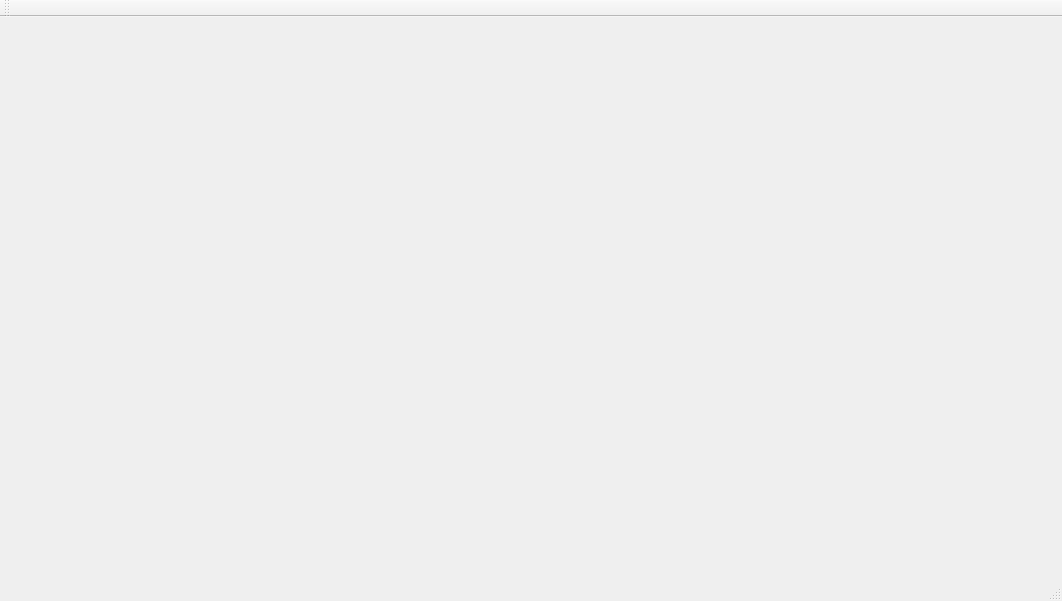
Above: mainwindow.ui from AlexTeixeira/fish-openrov before the change. Below: the same form after it.
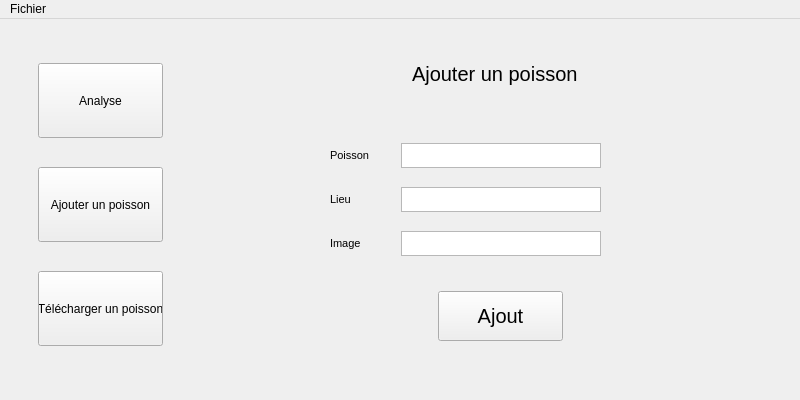
That is the form after the change. The open tabs and pages were chosen to show the change.

Commit message: Implementation de l'interface. Commit initial

Diff of the .ui file:
```diff
--- a/mainwindow.ui
+++ b/mainwindow.ui
@@ -6,33 +6,697 @@
    <rect>
     <x>0</x>
     <y>0</y>
-    <width>1062</width>
-    <height>601</height>
+    <width>800</width>
+    <height>400</height>
    </rect>
   </property>
+  <property name="sizePolicy">
+   <sizepolicy hsizetype="Fixed" vsizetype="Fixed">
+    <horstretch>0</horstretch>
+    <verstretch>0</verstretch>
+   </sizepolicy>
+  </property>
+  <property name="minimumSize">
+   <size>
+    <width>800</width>
+    <height>400</height>
+   </size>
+  </property>
+  <property name="maximumSize">
+   <size>
+    <width>800</width>
+    <height>400</height>
+   </size>
+  </property>
   <property name="windowTitle">
    <string>MainWindow</string>
   </property>
-  <widget class="QWidget" name="centralWidget"/>
+  <widget class="QWidget" name="centralWidget">
+   <property name="sizePolicy">
+    <sizepolicy hsizetype="Preferred" vsizetype="Preferred">
+     <horstretch>0</horstretch>
+     <verstretch>0</verstretch>
+    </sizepolicy>
+   </property>
+   <widget class="QWidget" name="sideWidget" native="true">
+    <property name="geometry">
+     <rect>
+      <x>0</x>
+      <y>0</y>
+      <width>200</width>
+      <height>375</height>
+     </rect>
+    </property>
+    <property name="sizePolicy">
+     <sizepolicy hsizetype="Fixed" vsizetype="Fixed">
+      <horstretch>0</horstretch>
+      <verstretch>0</verstretch>
+     </sizepolicy>
+    </property>
+    <property name="minimumSize">
+     <size>
+      <width>200</width>
+      <height>375</height>
+     </size>
+    </property>
+    <property name="maximumSize">
+     <size>
+      <width>200</width>
+      <height>375</height>
+     </size>
+    </property>
+    <widget class="QWidget" name="verticalLayoutWidget">
+     <property name="geometry">
+      <rect>
+       <x>10</x>
+       <y>10</y>
+       <width>181</width>
+       <height>351</height>
+      </rect>
+     </property>
+     <layout class="QGridLayout" name="gridLayout">
+      <item row="0" column="0">
+       <widget class="QPushButton" name="analyseButton">
+        <property name="minimumSize">
+         <size>
+          <width>125</width>
+          <height>75</height>
+         </size>
+        </property>
+        <property name="maximumSize">
+         <size>
+          <width>125</width>
+          <height>75</height>
+         </size>
+        </property>
+        <property name="text">
+         <string>Analyse</string>
+        </property>
+       </widget>
+      </item>
+      <item row="1" column="0">
+       <widget class="QPushButton" name="ajouterPoissonBoutton">
+        <property name="minimumSize">
+         <size>
+          <width>125</width>
+          <height>0</height>
+         </size>
+        </property>
+        <property name="maximumSize">
+         <size>
+          <width>125</width>
+          <height>75</height>
+         </size>
+        </property>
+        <property name="text">
+         <string>Ajouter un poisson</string>
+        </property>
+       </widget>
+      </item>
+      <item row="2" column="0">
+       <widget class="QPushButton" name="telechargerPoissonButton">
+        <property name="maximumSize">
+         <size>
+          <width>125</width>
+          <height>75</height>
+         </size>
+        </property>
+        <property name="text">
+         <string>Télécharger un poisson</string>
+        </property>
+       </widget>
+      </item>
+     </layout>
+    </widget>
+   </widget>
+   <widget class="QStackedWidget" name="mainWidget">
+    <property name="geometry">
+     <rect>
+      <x>200</x>
+      <y>0</y>
+      <width>600</width>
+      <height>375</height>
+     </rect>
+    </property>
+    <property name="sizePolicy">
+     <sizepolicy hsizetype="Fixed" vsizetype="Fixed">
+      <horstretch>0</horstretch>
+      <verstretch>0</verstretch>
+     </sizepolicy>
+    </property>
+    <property name="minimumSize">
+     <size>
+      <width>600</width>
+      <height>375</height>
+     </size>
+    </property>
+    <property name="maximumSize">
+     <size>
+      <width>600</width>
+      <height>375</height>
+     </size>
+    </property>
+    <widget class="QWidget" name="analyseWidget">
+     <property name="sizePolicy">
+      <sizepolicy hsizetype="Preferred" vsizetype="Preferred">
+       <horstretch>0</horstretch>
+       <verstretch>0</verstretch>
+      </sizepolicy>
+     </property>
+     <property name="minimumSize">
+      <size>
+       <width>600</width>
+       <height>375</height>
+      </size>
+     </property>
+     <widget class="QPushButton" name="pushButton">
+      <property name="geometry">
+       <rect>
+        <x>238</x>
+        <y>272</y>
+        <width>125</width>
+        <height>50</height>
+       </rect>
+      </property>
+      <property name="minimumSize">
+       <size>
+        <width>125</width>
+        <height>50</height>
+       </size>
+      </property>
+      <property name="maximumSize">
+       <size>
+        <width>125</width>
+        <height>50</height>
+       </size>
+      </property>
+      <property name="font">
+       <font>
+        <pointsize>15</pointsize>
+       </font>
+      </property>
+      <property name="text">
+       <string>Analyser</string>
+      </property>
+     </widget>
+     <widget class="QWidget" name="formLayoutWidget">
+      <property name="geometry">
+       <rect>
+        <x>10</x>
+        <y>99</y>
+        <width>571</width>
+        <height>166</height>
+       </rect>
+      </property>
+      <layout class="QFormLayout" name="analyseLayout">
+       <property name="leftMargin">
+        <number>120</number>
+       </property>
+       <item row="0" column="0">
+        <widget class="QLabel" name="nomLabel">
+         <property name="minimumSize">
+          <size>
+           <width>0</width>
+           <height>25</height>
+          </size>
+         </property>
+         <property name="text">
+          <string>Nom</string>
+         </property>
+        </widget>
+       </item>
+       <item row="0" column="1">
+        <widget class="QTextBrowser" name="nomTextBrowser">
+         <property name="maximumSize">
+          <size>
+           <width>201</width>
+           <height>25</height>
+          </size>
+         </property>
+        </widget>
+       </item>
+       <item row="2" column="0">
+        <widget class="QLabel" name="dateLabel">
+         <property name="minimumSize">
+          <size>
+           <width>0</width>
+           <height>25</height>
+          </size>
+         </property>
+         <property name="text">
+          <string>Date</string>
+         </property>
+        </widget>
+       </item>
+       <item row="3" column="0">
+        <widget class="QLabel" name="lieuLabel">
+         <property name="minimumSize">
+          <size>
+           <width>0</width>
+           <height>25</height>
+          </size>
+         </property>
+         <property name="text">
+          <string>Lieu</string>
+         </property>
+        </widget>
+       </item>
+       <item row="4" column="0">
+        <widget class="QLabel" name="imageLabel">
+         <property name="minimumSize">
+          <size>
+           <width>0</width>
+           <height>25</height>
+          </size>
+         </property>
+         <property name="text">
+          <string>Vidéo/Images</string>
+         </property>
+        </widget>
+       </item>
+       <item row="2" column="1">
+        <widget class="QTextBrowser" name="dateTextBrowser">
+         <property name="minimumSize">
+          <size>
+           <width>0</width>
+           <height>25</height>
+          </size>
+         </property>
+         <property name="maximumSize">
+          <size>
+           <width>200</width>
+           <height>25</height>
+          </size>
+         </property>
+        </widget>
+       </item>
+       <item row="3" column="1">
+        <widget class="QTextBrowser" name="lieuTextBrowser">
+         <property name="maximumSize">
+          <size>
+           <width>200</width>
+           <height>25</height>
+          </size>
+         </property>
+        </widget>
+       </item>
+       <item row="4" column="1">
+        <widget class="QTextBrowser" name="upload">
+         <property name="maximumSize">
+          <size>
+           <width>200</width>
+           <height>25</height>
+          </size>
+         </property>
+        </widget>
+       </item>
+       <item row="5" column="1">
+        <widget class="QPushButton" name="analyseParcourir">
+         <property name="maximumSize">
+          <size>
+           <width>200</width>
+           <height>16777215</height>
+          </size>
+         </property>
+         <property name="text">
+          <string>Parcourir</string>
+         </property>
+        </widget>
+       </item>
+      </layout>
+     </widget>
+     <widget class="QLabel" name="analyseLabel">
+      <property name="geometry">
+       <rect>
+        <x>238</x>
+        <y>30</y>
+        <width>125</width>
+        <height>50</height>
+       </rect>
+      </property>
+      <property name="font">
+       <font>
+        <pointsize>15</pointsize>
+       </font>
+      </property>
+      <property name="text">
+       <string>Analyse</string>
+      </property>
+      <property name="alignment">
+       <set>Qt::AlignCenter</set>
+      </property>
+     </widget>
+    </widget>
+    <widget class="QWidget" name="ajoutPoissonWidget">
+     <property name="minimumSize">
+      <size>
+       <width>600</width>
+       <height>375</height>
+      </size>
+     </property>
+     <property name="font">
+      <font>
+       <pointsize>15</pointsize>
+      </font>
+     </property>
+     <widget class="QWidget" name="formLayoutWidget_2">
+      <property name="geometry">
+       <rect>
+        <x>10</x>
+        <y>100</y>
+        <width>561</width>
+        <height>161</height>
+       </rect>
+      </property>
+      <layout class="QFormLayout" name="ajoutPoissonLayout">
+       <property name="leftMargin">
+        <number>120</number>
+       </property>
+       <item row="0" column="0">
+        <widget class="QLabel" name="ajoutPoissonPoissonLabel">
+         <property name="minimumSize">
+          <size>
+           <width>65</width>
+           <height>25</height>
+          </size>
+         </property>
+         <property name="maximumSize">
+          <size>
+           <width>65</width>
+           <height>25</height>
+          </size>
+         </property>
+         <property name="font">
+          <font>
+           <pointsize>8</pointsize>
+          </font>
+         </property>
+         <property name="text">
+          <string>Poisson</string>
+         </property>
+        </widget>
+       </item>
+       <item row="1" column="0">
+        <widget class="QLabel" name="ajoutePoissonLieuLabel">
+         <property name="minimumSize">
+          <size>
+           <width>65</width>
+           <height>25</height>
+          </size>
+         </property>
+         <property name="maximumSize">
+          <size>
+           <width>65</width>
+           <height>25</height>
+          </size>
+         </property>
+         <property name="font">
+          <font>
+           <pointsize>8</pointsize>
+          </font>
+         </property>
+         <property name="text">
+          <string>Lieu</string>
+         </property>
+        </widget>
+       </item>
+       <item row="2" column="0">
+        <widget class="QLabel" name="ajoutPoissonImageLabel">
+         <property name="minimumSize">
+          <size>
+           <width>65</width>
+           <height>25</height>
+          </size>
+         </property>
+         <property name="maximumSize">
+          <size>
+           <width>65</width>
+           <height>25</height>
+          </size>
+         </property>
+         <property name="font">
+          <font>
+           <pointsize>8</pointsize>
+          </font>
+         </property>
+         <property name="text">
+          <string>Image</string>
+         </property>
+        </widget>
+       </item>
+       <item row="0" column="1">
+        <widget class="QTextBrowser" name="ajoutPoissonPoissonText">
+         <property name="minimumSize">
+          <size>
+           <width>200</width>
+           <height>25</height>
+          </size>
+         </property>
+         <property name="maximumSize">
+          <size>
+           <width>200</width>
+           <height>25</height>
+          </size>
+         </property>
+         <property name="font">
+          <font>
+           <pointsize>8</pointsize>
+          </font>
+         </property>
+        </widget>
+       </item>
+       <item row="1" column="1">
+        <widget class="QTextBrowser" name="ajoutPoissonLieuText">
+         <property name="minimumSize">
+          <size>
+           <width>0</width>
+           <height>25</height>
+          </size>
+         </property>
+         <property name="maximumSize">
+          <size>
+           <width>200</width>
+           <height>25</height>
+          </size>
+         </property>
+         <property name="font">
+          <font>
+           <pointsize>8</pointsize>
+          </font>
+         </property>
+        </widget>
+       </item>
+       <item row="2" column="1">
+        <widget class="QTextBrowser" name="ajoutPoissonImageText">
+         <property name="minimumSize">
+          <size>
+           <width>0</width>
+           <height>25</height>
+          </size>
+         </property>
+         <property name="maximumSize">
+          <size>
+           <width>200</width>
+           <height>25</height>
+          </size>
+         </property>
+         <property name="font">
+          <font>
+           <pointsize>8</pointsize>
+          </font>
+         </property>
+        </widget>
+       </item>
+      </layout>
+     </widget>
+     <widget class="QLabel" name="ajoutPoissonLabel">
+      <property name="geometry">
+       <rect>
+        <x>212</x>
+        <y>30</y>
+        <width>175</width>
+        <height>50</height>
+       </rect>
+      </property>
+      <property name="text">
+       <string>Ajouter un poisson</string>
+      </property>
+     </widget>
+     <widget class="QPushButton" name="ajoutPoissonButton">
+      <property name="geometry">
+       <rect>
+        <x>238</x>
+        <y>272</y>
+        <width>125</width>
+        <height>50</height>
+       </rect>
+      </property>
+      <property name="minimumSize">
+       <size>
+        <width>125</width>
+        <height>50</height>
+       </size>
+      </property>
+      <property name="maximumSize">
+       <size>
+        <width>125</width>
+        <height>50</height>
+       </size>
+      </property>
+      <property name="text">
+       <string>Ajout</string>
+      </property>
+     </widget>
+    </widget>
+    <widget class="QWidget" name="telechargementPoissonWidget">
+     <property name="minimumSize">
+      <size>
+       <width>600</width>
+       <height>375</height>
+      </size>
+     </property>
+     <widget class="QWidget" name="formLayoutWidget_3">
+      <property name="geometry">
+       <rect>
+        <x>10</x>
+        <y>110</y>
+        <width>561</width>
+        <height>161</height>
+       </rect>
+      </property>
+      <layout class="QFormLayout" name="ajoutPoissonLayout_2">
+       <property name="leftMargin">
+        <number>120</number>
+       </property>
+       <item row="0" column="0">
+        <widget class="QLabel" name="telechargerPoissonLieuLabel">
+         <property name="minimumSize">
+          <size>
+           <width>65</width>
+           <height>25</height>
+          </size>
+         </property>
+         <property name="maximumSize">
+          <size>
+           <width>65</width>
+           <height>25</height>
+          </size>
+         </property>
+         <property name="font">
+          <font>
+           <pointsize>8</pointsize>
+          </font>
+         </property>
+         <property name="text">
+          <string>Poisson</string>
+         </property>
+        </widget>
+       </item>
+       <item row="0" column="1">
+        <widget class="QTextBrowser" name="telechargerPoissonLieuText">
+         <property name="minimumSize">
+          <size>
+           <width>200</width>
+           <height>25</height>
+          </size>
+         </property>
+         <property name="maximumSize">
+          <size>
+           <width>200</width>
+           <height>25</height>
+          </size>
+         </property>
+         <property name="font">
+          <font>
+           <pointsize>8</pointsize>
+          </font>
+         </property>
+        </widget>
+       </item>
+       <item row="1" column="1">
+        <widget class="QPushButton" name="ajoutPoissonParcourir">
+         <property name="maximumSize">
+          <size>
+           <width>200</width>
+           <height>16777215</height>
+          </size>
+         </property>
+         <property name="text">
+          <string>Parcourir</string>
+         </property>
+        </widget>
+       </item>
+      </layout>
+     </widget>
+     <widget class="QLabel" name="ajoutPoissonLabel_2">
+      <property name="geometry">
+       <rect>
+        <x>220</x>
+        <y>50</y>
+        <width>175</width>
+        <height>50</height>
+       </rect>
+      </property>
+      <property name="font">
+       <font>
+        <pointsize>15</pointsize>
+       </font>
+      </property>
+      <property name="text">
+       <string>Ajouter un poisson</string>
+      </property>
+     </widget>
+     <widget class="QPushButton" name="pushButton_2">
+      <property name="geometry">
+       <rect>
+        <x>238</x>
+        <y>272</y>
+        <width>125</width>
+        <height>50</height>
+       </rect>
+      </property>
+      <property name="minimumSize">
+       <size>
+        <width>125</width>
+        <height>50</height>
+       </size>
+      </property>
+      <property name="maximumSize">
+       <size>
+        <width>125</width>
+        <height>50</height>
+       </size>
+      </property>
+      <property name="font">
+       <font>
+        <pointsize>15</pointsize>
+       </font>
+      </property>
+      <property name="text">
+       <string>Télécharger</string>
+      </property>
+     </widget>
+    </widget>
+   </widget>
+   <zorder>mainWidget</zorder>
+   <zorder>sideWidget</zorder>
+  </widget>
   <widget class="QMenuBar" name="menuBar">
    <property name="geometry">
     <rect>
      <x>0</x>
      <y>0</y>
-     <width>1062</width>
+     <width>800</width>
      <height>21</height>
     </rect>
    </property>
+   <widget class="QMenu" name="menuFILES">
+    <property name="title">
+     <string>Fichier</string>
+    </property>
+   </widget>
+   <addaction name="menuFILES"/>
   </widget>
-  <widget class="QToolBar" name="mainToolBar">
-   <attribute name="toolBarArea">
-    <enum>TopToolBarArea</enum>
-   </attribute>
-   <attribute name="toolBarBreak">
-    <bool>false</bool>
-   </attribute>
-  </widget>
-  <widget class="QStatusBar" name="statusBar"/>
  </widget>
  <layoutdefault spacing="6" margin="11"/>
  <resources/>
```
Left out of the diff: 2 changed lines with no effect on the pictures. The commit also changes 2 other files.
